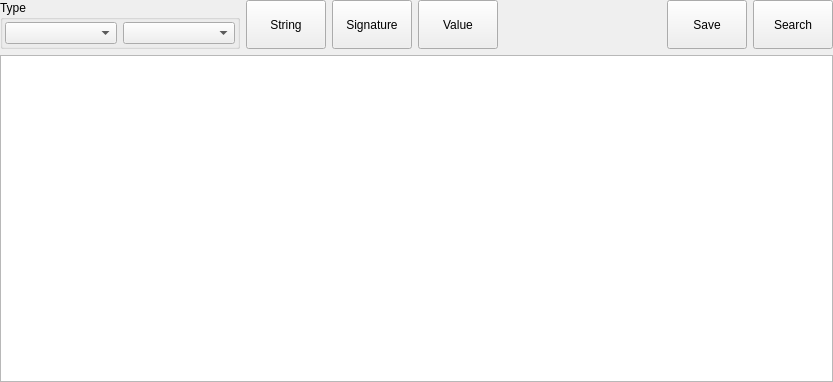
horsicq/FormatWidgets, file SearchValues/searchvalueswidget.ui: the form before one commit.
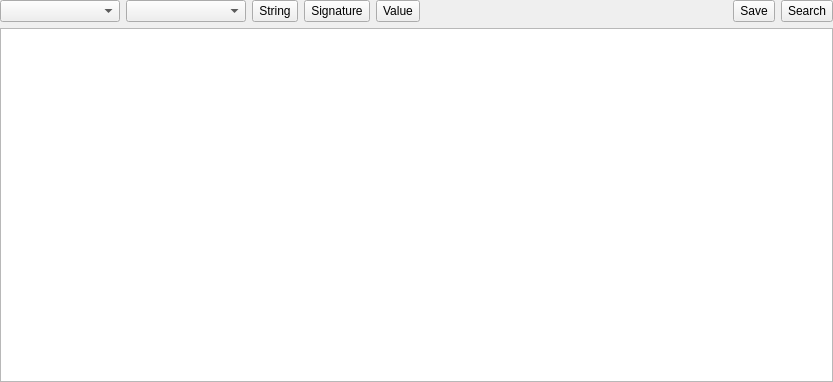
The form after the commit.

What changed in the file:
```diff
--- a/SearchValues/searchvalueswidget.ui
+++ b/SearchValues/searchvalueswidget.ui
@@ -29,40 +29,27 @@
    <item>
     <layout class="QHBoxLayout" name="horizontalLayout">
      <item>
-      <widget class="QGroupBox" name="groupBoxType">
+      <widget class="QComboBox" name="comboBoxType">
        <property name="minimumSize">
         <size>
-         <width>240</width>
+         <width>120</width>
          <height>0</height>
         </size>
        </property>
-       <property name="title">
-        <string>Type</string>
+      </widget>
+     </item>
+     <item>
+      <widget class="QComboBox" name="comboBoxMapMode">
+       <property name="minimumSize">
+        <size>
+         <width>120</width>
+         <height>0</height>
+        </size>
        </property>
-       <layout class="QHBoxLayout" name="horizontalLayout_2">
-        <property name="leftMargin">
-         <number>2</number>
-        </property>
-        <property name="topMargin">
-         <number>2</number>
-        </property>
-        <property name="rightMargin">
-         <number>2</number>
-        </property>
-        <property name="bottomMargin">
-         <number>2</number>
-        </property>
-        <item>
-         <widget class="QComboBox" name="comboBoxType"/>
-        </item>
-        <item>
-         <widget class="QComboBox" name="comboBoxMapMode"/>
-        </item>
-       </layout>
       </widget>
      </item>
      <item>
-      <widget class="QPushButton" name="pushButtonSearchString">
+      <widget class="QToolButton" name="toolButtonSearchString">
        <property name="sizePolicy">
         <sizepolicy hsizetype="Minimum" vsizetype="Minimum">
          <horstretch>0</horstretch>
@@ -72,10 +59,13 @@
        <property name="text">
         <string>String</string>
        </property>
+       <property name="toolButtonStyle">
+        <enum>Qt::ToolButtonTextBesideIcon</enum>
+       </property>
       </widget>
      </item>
      <item>
-      <widget class="QPushButton" name="pushButtonSearchSignature">
+      <widget class="QToolButton" name="toolButtonSearchSignature">
        <property name="sizePolicy">
         <sizepolicy hsizetype="Minimum" vsizetype="Minimum">
          <horstretch>0</horstretch>
@@ -85,10 +75,13 @@
        <property name="text">
         <string>Signature</string>
        </property>
+       <property name="toolButtonStyle">
+        <enum>Qt::ToolButtonTextBesideIcon</enum>
+       </property>
       </widget>
      </item>
      <item>
-      <widget class="QPushButton" name="pushButtonSearchValue">
+      <widget class="QToolButton" name="toolButtonSearchValue">
        <property name="sizePolicy">
         <sizepolicy hsizetype="Minimum" vsizetype="Minimum">
          <horstretch>0</horstretch>
@@ -98,6 +91,9 @@
        <property name="text">
         <string>Value</string>
        </property>
+       <property name="toolButtonStyle">
+        <enum>Qt::ToolButtonTextBesideIcon</enum>
+       </property>
       </widget>
      </item>
      <item>
@@ -114,7 +110,7 @@
       </widget>
      </item>
      <item>
-      <widget class="QPushButton" name="pushButtonSave">
+      <widget class="QToolButton" name="toolButtonSave">
        <property name="sizePolicy">
         <sizepolicy hsizetype="Minimum" vsizetype="Minimum">
          <horstretch>0</horstretch>
@@ -124,10 +120,13 @@
        <property name="text">
         <string>Save</string>
        </property>
+       <property name="toolButtonStyle">
+        <enum>Qt::ToolButtonTextBesideIcon</enum>
+       </property>
       </widget>
      </item>
      <item>
-      <widget class="QPushButton" name="pushButtonSearch">
+      <widget class="QToolButton" name="toolButtonSearch">
        <property name="sizePolicy">
         <sizepolicy hsizetype="Minimum" vsizetype="Minimum">
          <horstretch>0</horstretch>
@@ -137,6 +136,9 @@
        <property name="text">
         <string>Search</string>
        </property>
+       <property name="toolButtonStyle">
+        <enum>Qt::ToolButtonTextBesideIcon</enum>
+       </property>
       </widget>
      </item>
     </layout>
```
